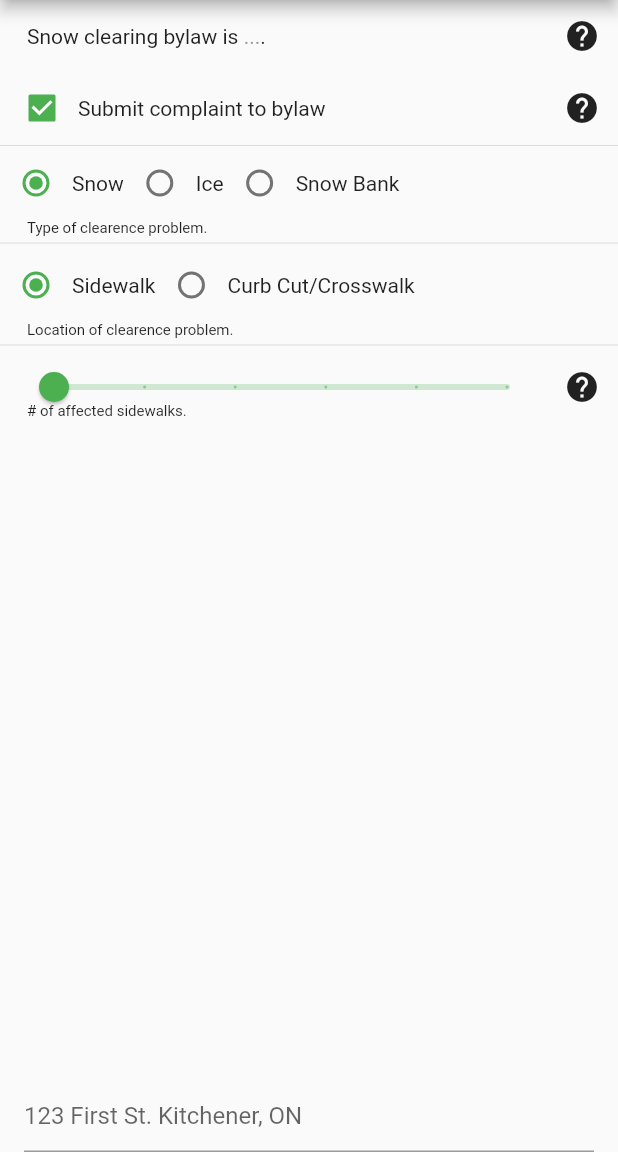
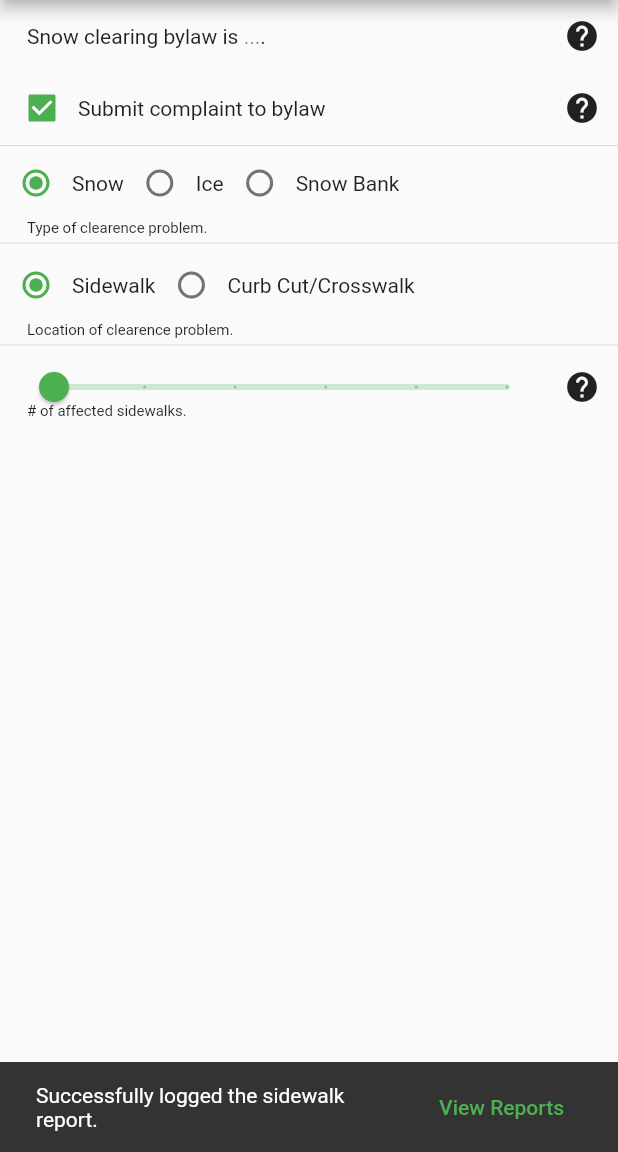
Before and after one commit to danbrotherston/clearwalks, a Flutter app: the Home screen opened by its route, after a tap on the "add" icon, on a phone screen of 412 x 824 dp, the part 84-1236 px from its top. Run offline on Flutter 3.47's test engine with Material 2 defaults, Android fonts, the phone set to English and light mode, and no system bars; our stand-ins replace csv, firebase_auth, firebase_database, google_sign_in, location; accounts and stored records are empty; network calls fail; statements that could not run were skipped.

Commit message:
Adding better feedback for users when submitting a report.

```diff
--- a/lib/home.dart
+++ b/lib/home.dart
@@ -33,6 +33,8 @@ enum Coverage {
 }
 
 class HomeState extends State<Home> with SingleTickerProviderStateMixin {
+  ScaffoldState _scaffold;
+
   // User parameters
   bool _submitBylawComplaint = true;
   double _numberOfAffectedSidewalks = 1.0;
@@ -115,7 +117,10 @@ class HomeState extends State<Home> with SingleTickerProviderStateMixin {
         child: new Icon(Icons.add),
         onPressed: _submitReport,
       ),*/
-      body: new Column(
+      body: new Builder(
+        builder: (BuildContext context) {
+          _scaffold = Scaffold.of(context);
+          return new Column(
             children: <Widget>[
               new SnowBylawWidget(helpIcon: _helpIcon(_bylawHelpTitle, _bylawHelpText)),
               _bylawComplaint(),
@@ -158,6 +163,8 @@ class HomeState extends State<Home> with SingleTickerProviderStateMixin {
               padding: const EdgeInsets.symmetric(horizontal: 16.0),
               child: new AddressField(currentLocation: _currentLocation)
             ))
+          );
+        }
       )
     );
   }
@@ -361,11 +368,14 @@ officers will also inspect adjacent sidewalks as well when inspecting addresses.
         context: context,
         barrierDismissible: false,
         builder: (BuildContext context) {
-          return new Dialog(
-            child: new Row(
+          return new AlertDialog(
+            content: new Row(
               mainAxisSize: MainAxisSize.min,
               children: [
-                new CircularProgressIndicator(),
+                new Padding(
+                  padding: const EdgeInsets.only(right: 16.0),
+                  child: CircularProgressIndicator()
+                ),
                 new Text("Submitting report..."),
               ],
             ),
@@ -373,6 +383,9 @@ officers will also inspect adjacent sidewalks as well when inspecting addresses.
         }
       );
 
+    String toastMessage = 'Successfully logged the sidewalk report.';
+
+    try {
       String key = DateTime.now().millisecondsSinceEpoch.toString() + Uuid().v4().toString();
       DatabaseReference bylawDateRef = FirebaseDatabase.instance.reference().child('reports').child(key);
 
@@ -397,6 +410,20 @@ officers will also inspect adjacent sidewalks as well when inspecting addresses.
       };
 
       await bylawDateRef.set(reportData);
+    } catch(error) {
+      toastMessage = 'Failed to send sidewalk report: ' + error.toString();
+    } finally {
       Navigator.pop(context); //pop dialog
+      _scaffold.showSnackBar(
+        new SnackBar(
+          duration: new Duration(seconds: 8),
+          content: new Text(toastMessage),
+          action: new SnackBarAction(
+            label: 'View Reports',
+            onPressed: () => Navigator.of(context).pushNamed('/previous'),
+          )
+        )
+      );
     }
   }
+}
```
Lines whose indentation alone changed are shown as unchanged.
